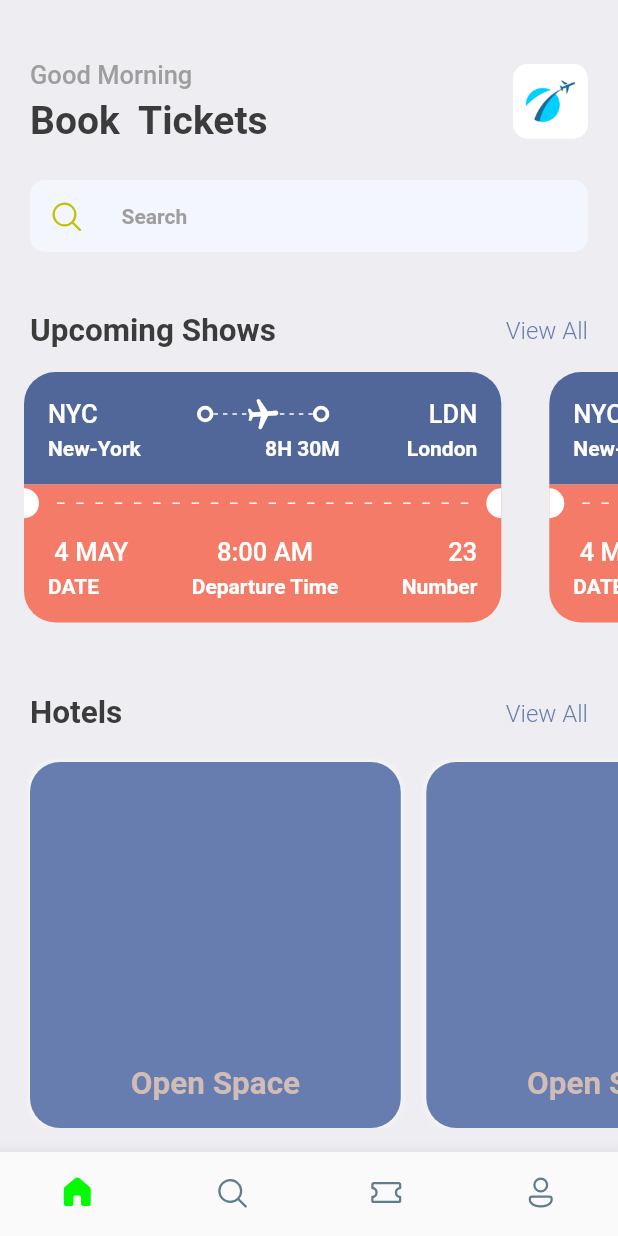
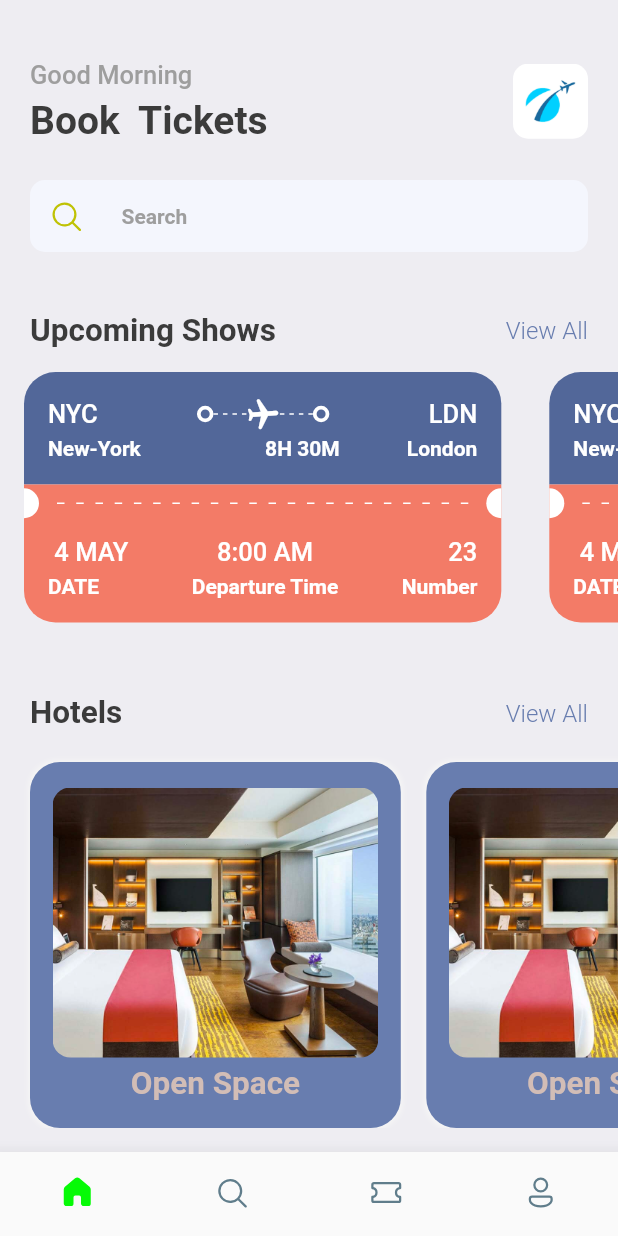
Before and after one commit to thee-alpha-dennis/Ticket-Booking-Application, a Flutter app: the screen it shows after launch, on a phone screen of 412 x 824 dp. Run offline on Flutter 3.47's test engine with Material 2 defaults, Android fonts, the phone set to English and light mode, and no system bars; our stand-ins replace fluentui_icons, gap.

Commit message:
modified:   lib/screens/hotel_screen.dart

```diff
--- a/lib/screens/hotel_screen.dart
+++ b/lib/screens/hotel_screen.dart
@@ -10,7 +10,6 @@ class HotelScreen extends StatelessWidget {
   Widget build(BuildContext context) {
     final size = AppLayout.getSize(context);
     return Container(
-
       decoration: BoxDecoration(
           color: Styles.primaryColor,
           borderRadius: BorderRadius.circular(20),
@@ -22,11 +21,10 @@ class HotelScreen extends StatelessWidget {
       margin: const EdgeInsets.only(right: 17, top: 5),
       width: size.width * 0.6,
       child: Column(children: [
-
-        Container(crossAxisAlignment:CrossAxisAlignment.start,
+        Container(
           padding: EdgeInsets.only(left: 2),
           height: 180,
-          decoration: BoxzzzzzDecoration(
+          decoration: BoxDecoration(
             borderRadius: BorderRadius.circular(12),
             color: Styles.primaryColor,
             image: const DecorationImage(
```
